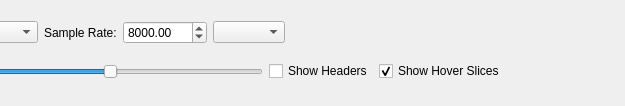
The window that src/hobbits-plugins/displays/Spectrogram/spectrogramcontrols.ui (goldest-star/binary-analysis-tool) describes before a commit, drawn with Qt 5; both pictures show x 353 to 978 and y 0 to 106 of the 1174 by 106 pixel window.
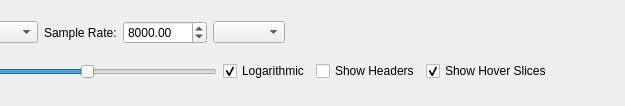
The same window after the commit.

Diff of the .ui file:
```diff
--- a/src/hobbits-plugins/displays/Spectrogram/spectrogramcontrols.ui
+++ b/src/hobbits-plugins/displays/Spectrogram/spectrogramcontrols.ui
@@ -166,6 +166,16 @@
        </property>
       </widget>
      </item>
+     <item>
+      <widget class="QCheckBox" name="ck_logarithmic">
+       <property name="text">
+        <string>Logarithmic</string>
+       </property>
+       <property name="checked">
+        <bool>true</bool>
+       </property>
+      </widget>
+     </item>
      <item>
       <widget class="QCheckBox" name="ck_showHeaders">
        <property name="text">
```
